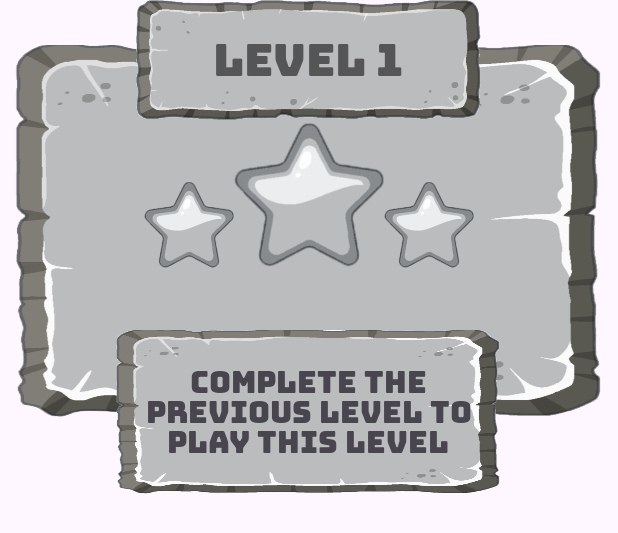
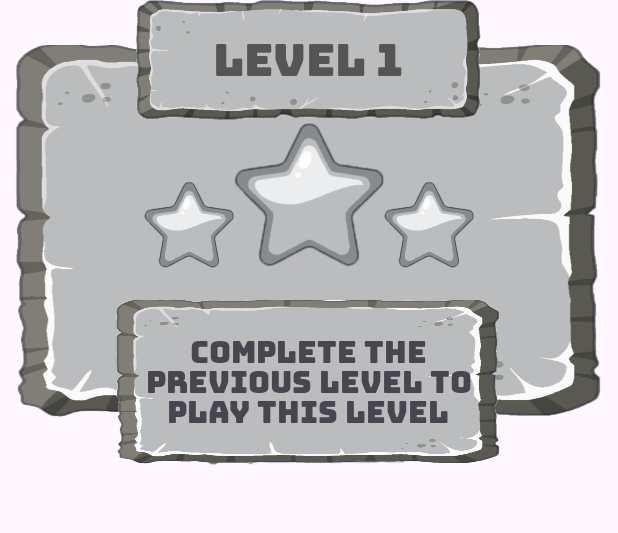
Before and after one commit to Farhan-S/BrainAdornApps, an Android app: the layout popup_dialogue_box.xml on its own in the app's theme, with its tools: preview values and no code run, on a phone screen of 412 x 824 dp. Shown: the top 533 px of the screen. Run offline under Robolectric (Android 15) with nearby library versions, the phone set to English and light mode, and no system bars.

Commit message:
maximum bug fixing commit

```diff
--- a/app/src/main/AndroidManifest.xml
+++ b/app/src/main/AndroidManifest.xml
@@ -35,11 +35,7 @@
             android:name=".WgPlayActivity"
             android:exported="false"
             android:screenOrientation="nosensor"/>
-        <activity
-            android:name=".PopupActiviy"
-            android:exported="false"
-            android:theme="@style/Base.Theme.BrainAdorn.PopMe"
-            android:screenOrientation="nosensor"/>
+
         <activity
             android:name=".WgFirstActivity"
             android:exported="false"
--- a/app/src/main/res/layout/activity_popup_activiy.xml
+++ b/app/src/main/res/layout/popup_dialogue_box.xml
@@ -63,8 +63,8 @@
         android:fontFamily="@font/bungee_regular"
         android:textSize="35sp"
         android:layout_centerHorizontal="true"
-        android:layout_alignParentBottom="true"
-        android:layout_marginBottom="30dp"
+        android:layout_alignParentTop="true"
+        android:layout_marginTop="220dp"
         android:clickable="true"
         android:focusable="true"
         android:longClickable="true"
@@ -81,8 +81,8 @@
         android:fontFamily="@font/bungee_regular"
         android:textSize="20sp"
         android:layout_centerHorizontal="true"
-        android:layout_alignParentBottom="true"
-        android:layout_marginBottom="20dp"/>
+        android:layout_alignParentTop="true"
+        android:layout_marginTop="200dp"/>
 
 
 
--- a/app/src/main/res/values/themes.xml
+++ b/app/src/main/res/values/themes.xml
@@ -7,12 +7,6 @@
 
     <style name="Theme.BrainAdorn" parent="Base.Theme.BrainAdorn" />
 
-    <style name="Base.Theme.BrainAdorn.PopMe">
-        <item name="android:windowIsTranslucent">true</item>
-        <item name="android:windowCloseOnTouchOutside">true</item>
-        <item name="android:windowBackground">@android:color/transparent</item>
-
-    </style>
 
     <style name="CustomDialog" parent="android:Theme.Dialog">
         <item name="android:windowIsTranslucent">true</item>
```
Also changed, not shown: app/src/main/java/com/pirhotech/brainadorn/PopupActiviy.java (deleted, +0 -117 lines), app/src/main/java/com/pirhotech/brainadorn/WgFirstActivity.java (+81 -2 lines), app/src/main/java/com/pirhotech/brainadorn/WgPlayActivity.java (+24 -7 lines).
